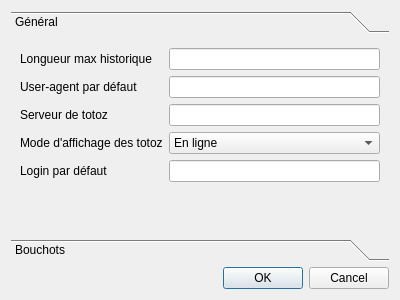
dguihal/quteqoin, file ui/qqsettingsdialog.ui: the form before one commit.
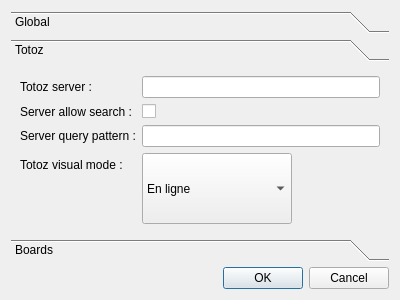
The form after the commit. Icons and pictures are not drawn.

Commit message: Renommage de <QDebug> en <QtDebug> Déplacement de la configuration de la recherche de Totoz vers la classe de settings. Cependant cette configuration n'est pas encore sauvée

```diff
--- a/ui/qqsettingsdialog.ui
+++ b/ui/qqsettingsdialog.ui
@@ -17,25 +17,28 @@
    <item>
     <widget class="QToolBox" name="toolBox">
      <property name="currentIndex">
-      <number>0</number>
+      <number>1</number>
      </property>
      <widget class="QWidget" name="page">
       <property name="geometry">
        <rect>
         <x>0</x>
         <y>0</y>
-        <width>382</width>
-        <height>203</height>
+        <width>151</width>
+        <height>82</height>
        </rect>
       </property>
       <attribute name="label">
-       <string>Général</string>
+       <string>Global</string>
       </attribute>
       <layout class="QFormLayout" name="formLayout">
+       <property name="fieldGrowthPolicy">
+        <enum>QFormLayout::ExpandingFieldsGrow</enum>
+       </property>
        <item row="0" column="0">
         <widget class="QLabel" name="label">
          <property name="text">
-          <string>Longueur max historique</string>
+          <string>Max history size :</string>
          </property>
         </widget>
        </item>
@@ -45,7 +48,7 @@
        <item row="1" column="0">
         <widget class="QLabel" name="label_2">
          <property name="text">
-          <string>User-agent par défaut</string>
+          <string>Default User-Agent :</string>
          </property>
         </widget>
        </item>
@@ -55,22 +58,73 @@
        <item row="2" column="0">
         <widget class="QLabel" name="label_3">
          <property name="text">
-          <string>Serveur de totoz</string>
+          <string>Default login :</string>
          </property>
         </widget>
        </item>
        <item row="2" column="1">
+        <widget class="QLineEdit" name="defaultLoginLineEdit"/>
+       </item>
+      </layout>
+     </widget>
+     <widget class="QWidget" name="totozPage">
+      <property name="geometry">
+       <rect>
+        <x>0</x>
+        <y>0</y>
+        <width>382</width>
+        <height>178</height>
+       </rect>
+      </property>
+      <attribute name="label">
+       <string>Totoz</string>
+      </attribute>
+      <layout class="QFormLayout" name="formLayout_2">
+       <property name="fieldGrowthPolicy">
+        <enum>QFormLayout::ExpandingFieldsGrow</enum>
+       </property>
+       <item row="0" column="0">
+        <widget class="QLabel" name="labelSrvTotoz">
+         <property name="text">
+          <string>Totoz server :</string>
+         </property>
+        </widget>
+       </item>
+       <item row="0" column="1">
         <widget class="QLineEdit" name="srvTotozLineEdit"/>
        </item>
+       <item row="1" column="0">
+        <widget class="QLabel" name="labelSrvAllowSearch">
+         <property name="text">
+          <string>Server allow search :</string>
+         </property>
+        </widget>
+       </item>
        <item row="3" column="0">
-        <widget class="QLabel" name="label_4">
+        <widget class="QLabel" name="labelSrvQueryPattern">
          <property name="text">
-          <string>Mode d'affichage des totoz</string>
+          <string>Server query pattern :</string>
+         </property>
+        </widget>
+       </item>
+       <item row="1" column="1">
+        <widget class="QCheckBox" name="srvAllowSearch">
+         <property name="text">
+          <string/>
          </property>
         </widget>
        </item>
        <item row="3" column="1">
+        <widget class="QLineEdit" name="srvTotozQueryPatternLineEdit"/>
+       </item>
+       <item row="4" column="1">
         <widget class="QComboBox" name="totozModeComboBox">
+         <property name="sizePolicy">
+          <sizepolicy hsizetype="Preferred" vsizetype="Expanding">
+           <horstretch>0</horstretch>
+           <verstretch>0</verstretch>
+          </sizepolicy>
+         </property>
          <item>
           <property name="text">
            <string>En ligne</string>
@@ -88,13 +142,10 @@
          </item>
         </widget>
        </item>
-       <item row="4" column="1">
-        <widget class="QLineEdit" name="defaultLoginLineEdit"/>
-       </item>
        <item row="4" column="0">
-        <widget class="QLabel" name="label_5">
+        <widget class="QLabel" name="labelModeTotoz">
          <property name="text">
-          <string>Login par défaut</string>
+          <string>Totoz visual mode :</string>
          </property>
         </widget>
        </item>
@@ -110,7 +161,7 @@
        </rect>
       </property>
       <attribute name="label">
-       <string>Bouchots</string>
+       <string>Boards</string>
       </attribute>
       <layout class="QHBoxLayout" name="horizontalLayout">
        <item>
```
Left out of the diff: 14 changed lines with no effect on the pictures. The commit also changes 20 other files.
